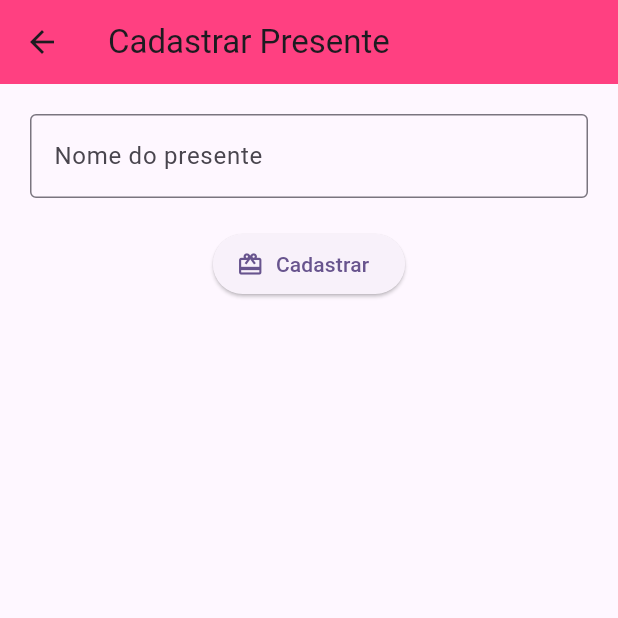
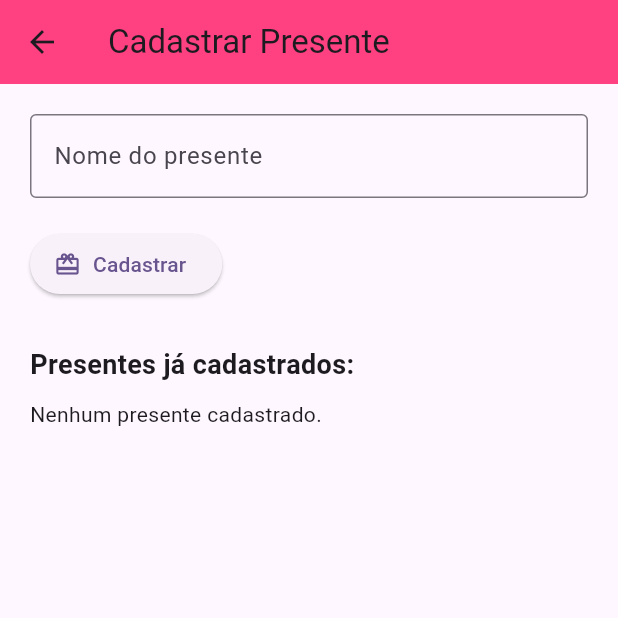
Before and after one commit to VictorAlexandreMuller/Frontend, a Flutter app: the PresenteEventoPage screen opened directly with empty values, after a tap on "Cadastrar", on a phone screen of 412 x 824 dp, the top half of it. Run offline on Flutter 3.47's test engine with Material 3 defaults, Android fonts, the phone set to English and light mode, and no system bars; our stand-ins replace flutter_secure_storage, font_awesome_flutter, go_router, share_plus, shared_preferences, table_calendar; accounts and stored records are empty; network calls fail.

Commit message:
Listar presentes e responsaveis

```diff
--- a/lib/models/presente_model.dart
+++ b/lib/models/presente_model.dart
@@ -17,7 +17,7 @@ class PresenteModel {
     return PresenteModel(
       id: json['id'],
       titulo: json['titulo'],
-      descricao: json['titulo'],
+      descricao: json['descricao'],
       responsaveis: (json['responsaveis'] as List)
           .map((e) => Usuario.fromJson(e))
           .toList(),
--- a/lib/pages/event/presente_evento.dart
+++ b/lib/pages/event/presente_evento.dart
@@ -21,41 +21,7 @@ class _PresenteEventoPageState extends State<PresenteEventoPage> {
   bool _carregando = false;
 
   Future<void> _cadastrarPresente() async {
-    final nome = _nomeController.text.trim();
-    if (nome.isEmpty) return;
 
-    setState(() => _carregando = true);
-
-    try {
-      final token = await TokenService.obterToken();
-
-      final response = await http.post(
-        Uri.parse(
-            'http://localhost:8080/eventos/presentes/${widget.evento.id}'),
-        headers: {
-          'Content-Type': 'application/json',
-          'Authorization': 'Bearer $token',
-        },
-        body: jsonEncode({"nome": nome}),
-      );
-
-      if (response.statusCode == 200 || response.statusCode == 201) {
-        ScaffoldMessenger.of(context).showSnackBar(
-          const SnackBar(content: Text('Presente cadastrado com sucesso!')),
-        );
-        _nomeController.clear();
-      } else {
-        ScaffoldMessenger.of(context).showSnackBar(
-          SnackBar(content: Text('Erro: ${response.body}')),
-        );
-      }
-    } catch (e) {
-      ScaffoldMessenger.of(context).showSnackBar(
-        const SnackBar(content: Text('Erro ao cadastrar presente.')),
-      );
-    }
-
-    setState(() => _carregando = false);
   }
 
   @override
@@ -68,6 +34,7 @@ class _PresenteEventoPageState extends State<PresenteEventoPage> {
     body: Padding(
       padding: const EdgeInsets.all(20),
       child: Column(
+        crossAxisAlignment: CrossAxisAlignment.start,
         children: [
           TextField(
             controller: _nomeController,
@@ -82,9 +49,57 @@ class _PresenteEventoPageState extends State<PresenteEventoPage> {
             label: const Text('Cadastrar'),
             onPressed: _carregando ? null : _cadastrarPresente,
           ),
+          const SizedBox(height: 30),
+          const Text(
+            'Presentes já cadastrados:',
+            style: TextStyle(fontSize: 18, fontWeight: FontWeight.bold),
+          ),
+          const SizedBox(height: 10),
+          Expanded(
+  child: widget.evento.presentes.isEmpty
+    ? const Text('Nenhum presente cadastrado.')
+    : ListView.builder(
+        itemCount: widget.evento.presentes.length,
+        itemBuilder: (context, index) {
+          final presente = widget.evento.presentes[index];
+          return Card(
+  child: ExpansionTile(
+    title: Row(
+      children: [
+        Expanded(child: Text(presente.titulo)),
+        if (presente.responsaveis.isNotEmpty)
+          const Icon(Icons.check_circle, color: Colors.green),
+      ],
+    ),
+    subtitle: Text(presente.descricao),
+    children: [
+      const Padding(
+        padding: EdgeInsets.only(left: 16.0, bottom: 8.0),
+        child: Text(
+          'Quem vai entregar:',
+          style: TextStyle(fontWeight: FontWeight.bold),
+        ),
+      ),
+      if (presente.responsaveis.isEmpty)
+        const Padding(
+          padding: EdgeInsets.only(left: 16.0, bottom: 8.0),
+          child: Text('Ninguém se responsabilizou ainda.'),
+        )
+      else
+        ...presente.responsaveis.map((r) => ListTile(
+              leading: const Icon(Icons.person),
+              title: Text(r.nome),
+            )),
+    ],
+  ),
+);
+        },
+      ),
+)
         ],
       ),
     ),
   );
 }
+
 }
```
Lines whose indentation alone changed are shown as unchanged.
